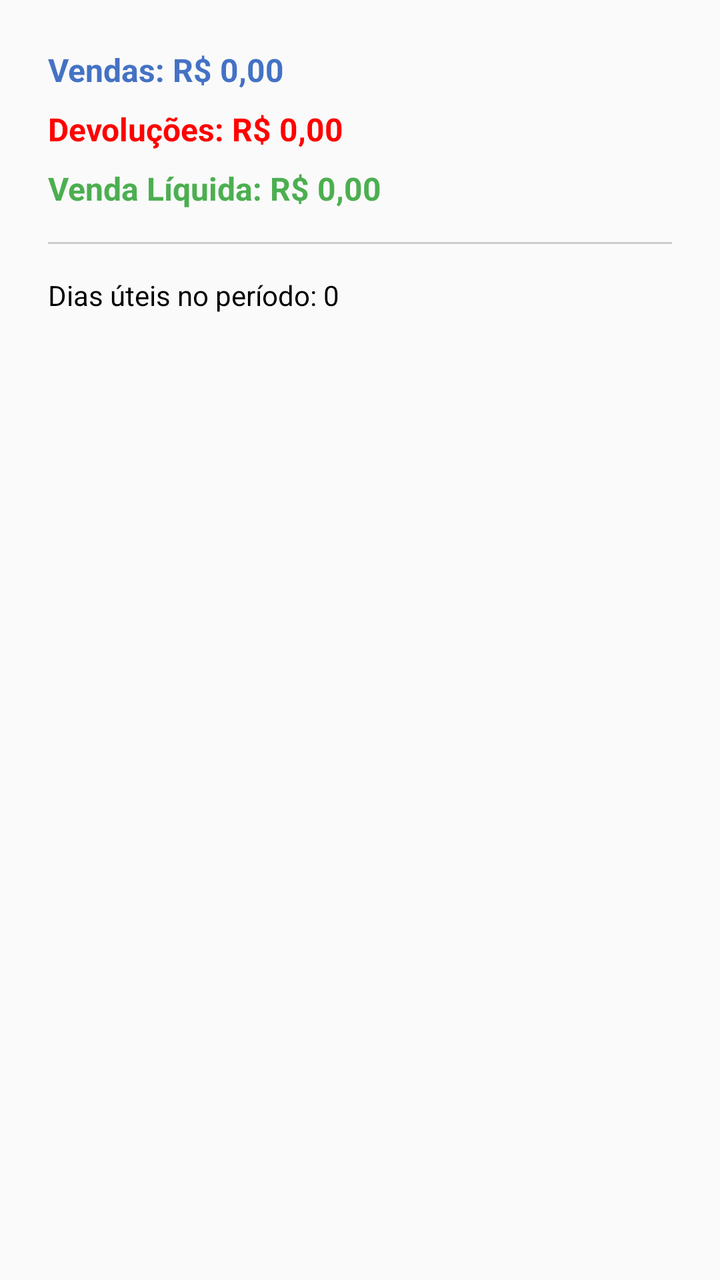
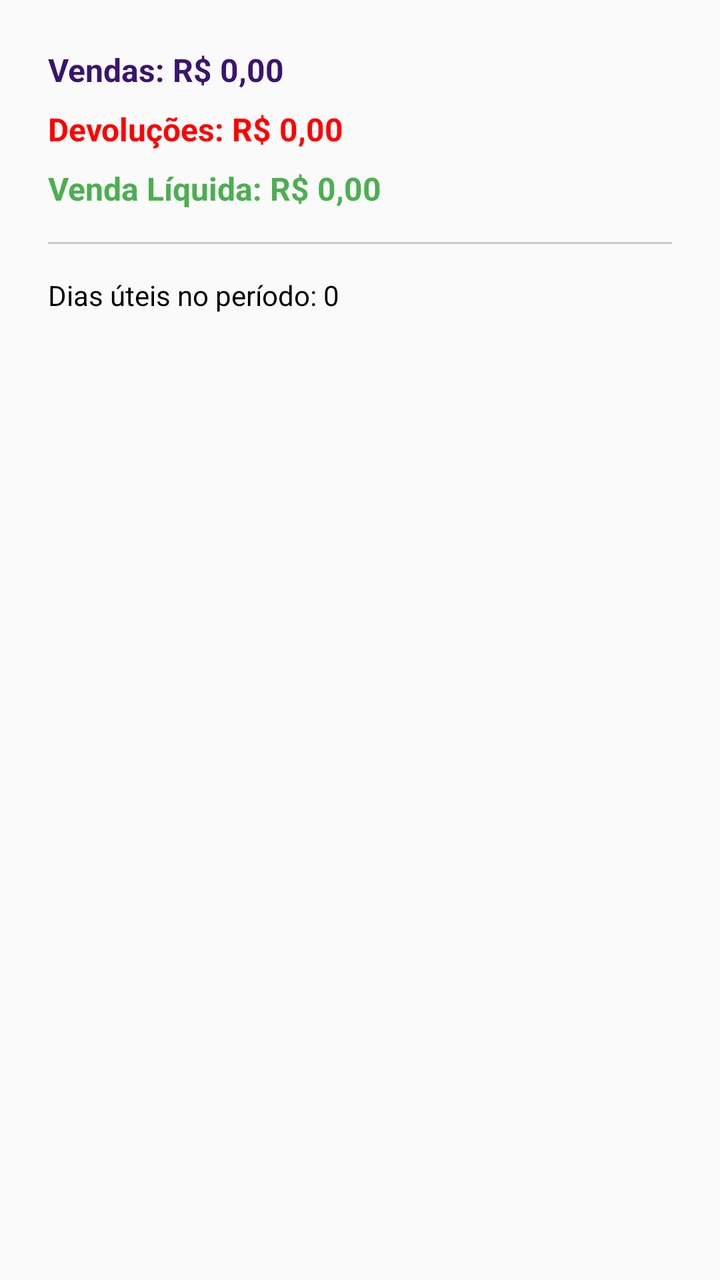

Compare the two renders of this Android layout. The source of the first and the diff that turns it into the second are given below.
<!-- AndroidManifest.xml: application theme AppTheme -->
<!-- res/layout/dialog_detalhes_meta.xml -->
<?xml version="1.0" encoding="utf-8"?>
<LinearLayout xmlns:android="http://schemas.android.com/apk/res/android"
    android:layout_width="match_parent"
    android:layout_height="wrap_content"
    android:orientation="vertical"
    android:padding="24dp">

    <TextView
        android:id="@+id/txtVendas"
        android:layout_width="match_parent"
        android:layout_height="wrap_content"
        android:text="Vendas: R$ 0,00"
        android:textSize="16sp"
        android:textStyle="bold"
        android:textColor="#4472C4"
        android:layout_marginBottom="8dp"/>

    <TextView
        android:id="@+id/txtDevolucoes"
        android:layout_width="match_parent"
        android:layout_height="wrap_content"
        android:text="Devoluções: R$ 0,00"
        android:textSize="16sp"
        android:textStyle="bold"
        android:textColor="#FF0000"
        android:layout_marginBottom="8dp"/>

    <TextView
        android:id="@+id/txtVendaLiquida"
        android:layout_width="match_parent"
        android:layout_height="wrap_content"
        android:text="Venda Líquida: R$ 0,00"
        android:textSize="16sp"
        android:textStyle="bold"
        android:textColor="#4CAF50"
        android:layout_marginBottom="16dp"/>
        
    <View
        android:layout_width="match_parent"
        android:layout_height="1dp"
        android:background="#CCCCCC"
        android:layout_marginBottom="16dp"/>

    <TextView
        android:id="@+id/txtDiasUteis"
        android:layout_width="match_parent"
        android:layout_height="wrap_content"
        android:text="Dias úteis no período: 0"
        android:textSize="14sp"
        android:textColor="#000000"/>

</LinearLayout>
<!-- resources referenced by this layout -->
<resources>
  <style name="AppTheme" parent="Theme.AppCompat.Light.DarkActionBar">
          
          <item name="colorPrimary">@color/primary</item>
          <item name="colorPrimaryDark">@color/primary_dark</item>
          <item name="colorAccent">@color/accent</item>
          <item name="android:windowOptOutEdgeToEdgeEnforcement" tools:targetApi="35">true</item>
          <item name="windowActionBarOverlay">false</item>
          <item name="android:windowActionBarOverlay">false</item>
          <item name="android:statusBarColor">@color/primary_dark</item>
          <item name="android:windowLightStatusBar" tools:targetApi="23">false</item>
          <item name="android:textColorPrimary">@color/primary_text</item>
          <item name="android:textColorSecondary">@color/secondary_text</item>
          <item name="android:colorControlNormal">@color/secondary_text</item>
          <item name="android:colorControlActivated">@color/primary</item>
          <item name="android:icon">@color/icons</item>
          <item name="android:colorButtonNormal" tools:targetApi="lollipop">@color/primary_dark</item>
          <item name="android:divider">@color/divider</item>
  
  
      </style>
  <color name="primary">#240842</color>
  <color name="primary_dark">#18042E</color>
  <color name="accent">#8A18D1</color>
  <color name="primary_text">#212121</color>
  <color name="secondary_text">#757575</color>
  <color name="icons">#FFFFFF</color>
  <color name="divider">#E0E0E0</color>
</resources>

<!-- the commit's change to res/layout/dialog_detalhes_meta.xml (unified diff, before → after) -->
@@ -12,7 +12,7 @@
         android:text="Vendas: R$ 0,00"
         android:textSize="16sp"
         android:textStyle="bold"
-        android:textColor="#4472C4"
+        android:textColor="@color/primary"
         android:layout_marginBottom="8dp"/>
 
     <TextView
<!-- resource entries referenced after the edit -->
@@ -1,6 +1,15 @@
 <!-- resources referenced by this layout -->
 <resources>
-  <style name="AppTheme" parent="Theme.AppCompat.Light.DarkActionBar">
+  <style name="AppTheme" parent="Theme.MaterialComponents.Light.DarkActionBar.Bridge">
+          
+          <item name="colorSecondary">@color/accent</item>
+          <item name="colorOnSecondary">@color/icons</item>
+          <item name="shapeAppearanceSmallComponent">@style/ShapeAppearance.Fikon.Small</item>
+          <item name="shapeAppearanceMediumComponent">@style/ShapeAppearance.Fikon.Medium</item>
+          <item name="materialButtonStyle">@style/Widget.Fikon.Button</item>
+          <item name="cardViewStyle">@style/Widget.Fikon.CardView</item>
+          <item name="android:textColorHint">@color/secondary_text</item>
+  
           
           <item name="colorPrimary">@color/primary</item>
           <item name="colorPrimaryDark">@color/primary_dark</item>
@@ -20,12 +29,31 @@
   
   
       </style>
-  <color name="primary">#240842</color>
-  <color name="primary_dark">#18042E</color>
+  <color name="primary">#3A1470</color>
+  <color name="primary_dark">#24094A</color>
   <color name="accent">#8A18D1</color>
-  <color name="primary_text">#212121</color>
-  <color name="secondary_text">#757575</color>
+  <color name="primary_text">#1E1A2B</color>
+  <color name="secondary_text">#6B6680</color>
   <color name="icons">#FFFFFF</color>
-  <color name="divider">#E0E0E0</color>
+  <style name="ShapeAppearance.Fikon.Small" parent="ShapeAppearance.MaterialComponents.SmallComponent">
+          <item name="cornerFamily">rounded</item>
+          <item name="cornerSize">12dp</item>
+      </style>
+  <style name="ShapeAppearance.Fikon.Medium" parent="ShapeAppearance.MaterialComponents.MediumComponent">
+          <item name="cornerFamily">rounded</item>
+          <item name="cornerSize">16dp</item>
+      </style>
+  <style name="Widget.Fikon.Button" parent="Widget.MaterialComponents.Button">
+          <item name="cornerRadius">12dp</item>
+          <item name="android:letterSpacing">0.04</item>
+          <item name="android:fontFamily">sans-serif-medium</item>
+      </style>
+  <style name="Widget.Fikon.CardView" parent="CardView">
+          <item name="cardCornerRadius">12dp</item>
+          <item name="cardElevation">2dp</item>
+          <item name="cardBackgroundColor">@color/surface</item>
+      </style>
+  <color name="divider">#E6E3EE</color>
+  <color name="surface">#FFFFFF</color>
 </resources>
 
